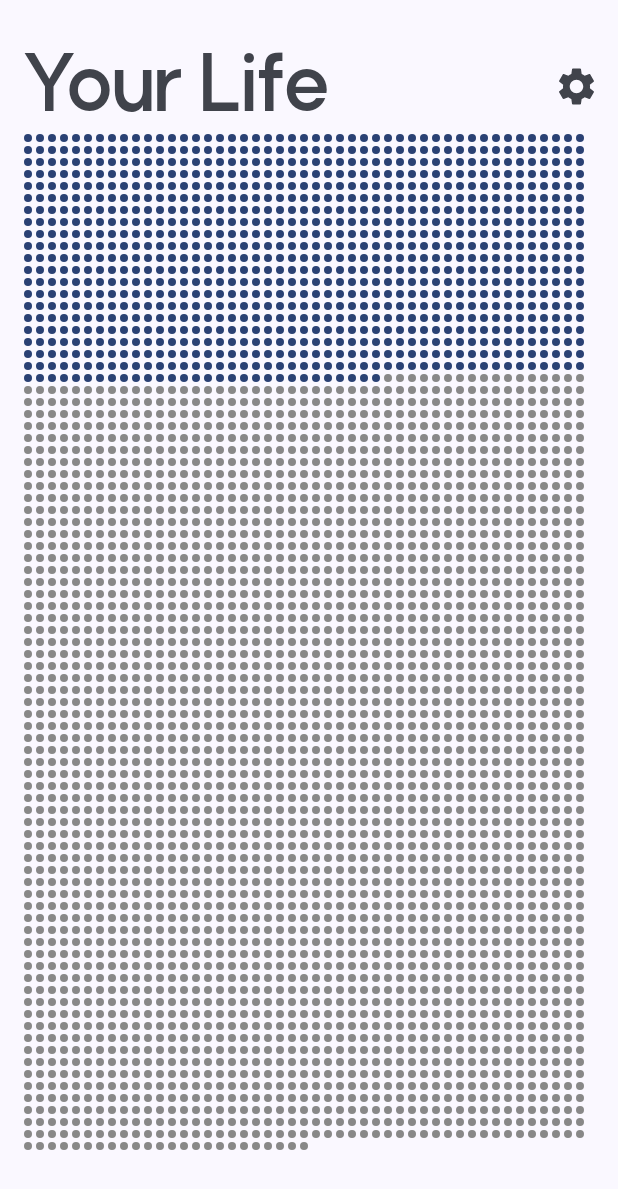
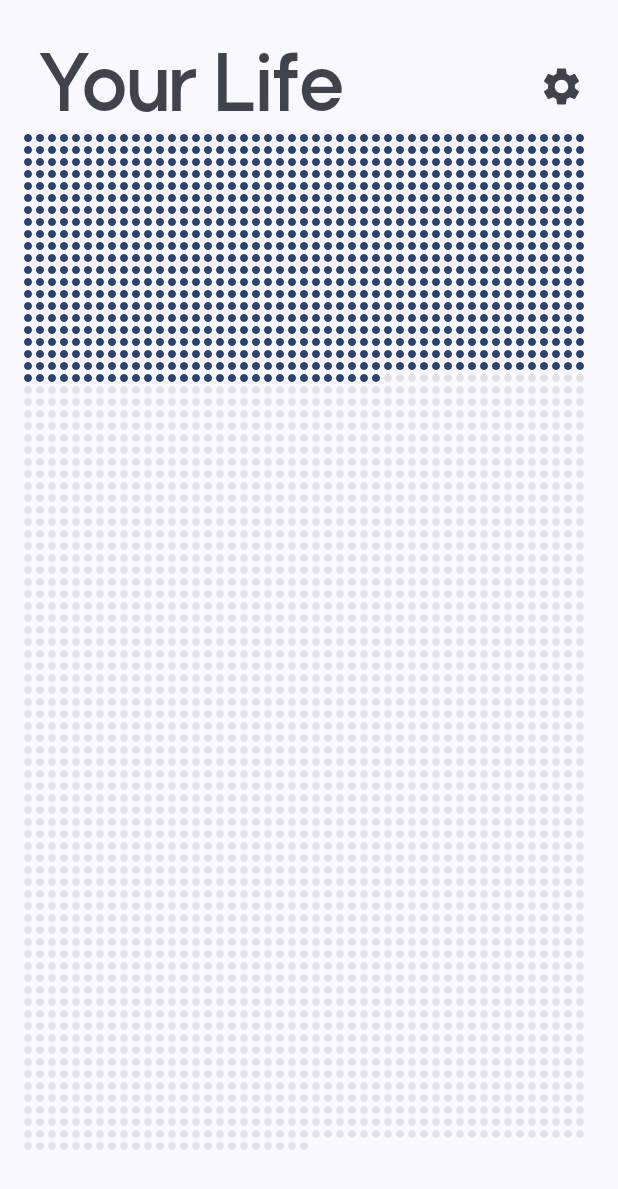
Before and after one commit to bennett-sh/life-calendar, an Android app built with Jetpack Compose: the screen it shows after launch (MainActivity), on a phone screen of 412 x 824 dp. Shown: the top 1189 px of the screen. Run offline under Robolectric (Android 15) with nearby library versions, the phone set to English and light mode, and no system bars; our stand-ins replace accompanist.

Commit message:
Improve titlebar + prepare colored life sections

```diff
--- a/app/src/main/java/de/shanox/android/lifecalendar/ui/components/Calendar.kt
+++ b/app/src/main/java/de/shanox/android/lifecalendar/ui/components/Calendar.kt
@@ -24,11 +24,24 @@ import com.google.accompanist.flowlayout.FlowRow
 import com.google.accompanist.flowlayout.SizeMode
 import java.time.temporal.ChronoUnit
 
+fun getColorByAge(
+    age: Int
+): Color {
+    return (when(true) {
+        age < 14 -> Color(6822077) // Purple
+        age < 20 -> Color.Yellow
+        age < 31 -> Color.Green
+        age < 66 -> Color.Blue
+        else -> Color.Red
+    }).copy(alpha = 0.2f)
+}
+
 @Composable
 fun Calendar(
     expectedAge: Int = 80,
     birthday: LocalDate = LocalDate.of(2000, 1, 1),
-    filledColor: Color = MaterialTheme.colorScheme.primary
+    filledColor: Color = MaterialTheme.colorScheme.primary,
+    colored: Boolean = false
 ) {
 
     val filledWeeks = floor(ChronoUnit.WEEKS.between(birthday, LocalDate.now()).toDouble())
@@ -46,14 +59,26 @@ fun Calendar(
         ) {
             (1..expectedWeeks).forEach {
                 Surface(
-                    color = if(it > filledWeeks) Color.Gray else filledColor,
+                    color = if(colored) getColorByAge(it / 52) else Color.Transparent,
                     shape = RoundedCornerShape(5.dp),
                     modifier = Modifier
                         .padding(1.dp)
-                        .size(5.dp),
+                        .size(5.dp)
+                ) {
+                    Surface(
+                        color = if(it > filledWeeks)
+                                    if(colored)
+                                        Color.Transparent
+                                    else Color.Gray.copy(alpha = 0.2f)
+                                else filledColor,
+                        shape = RoundedCornerShape(5.dp),
+                        modifier = Modifier
+                            .padding(0.2.dp)
+                            .size(5.dp),
 
-                    content = {}
-                )
+                        content = {}
+                    )
+                }
             }
         }
     }
--- a/app/src/main/java/de/shanox/android/lifecalendar/ui/components/TitleBar.kt
+++ b/app/src/main/java/de/shanox/android/lifecalendar/ui/components/TitleBar.kt
@@ -48,6 +48,6 @@ fun TitleBar() {
                 )
             }
         },
-        modifier = Modifier.padding(top = 25.dp)
+        modifier = Modifier.padding(top = 25.dp, start = 10.dp, end = 10.dp)
     )
 }
```
